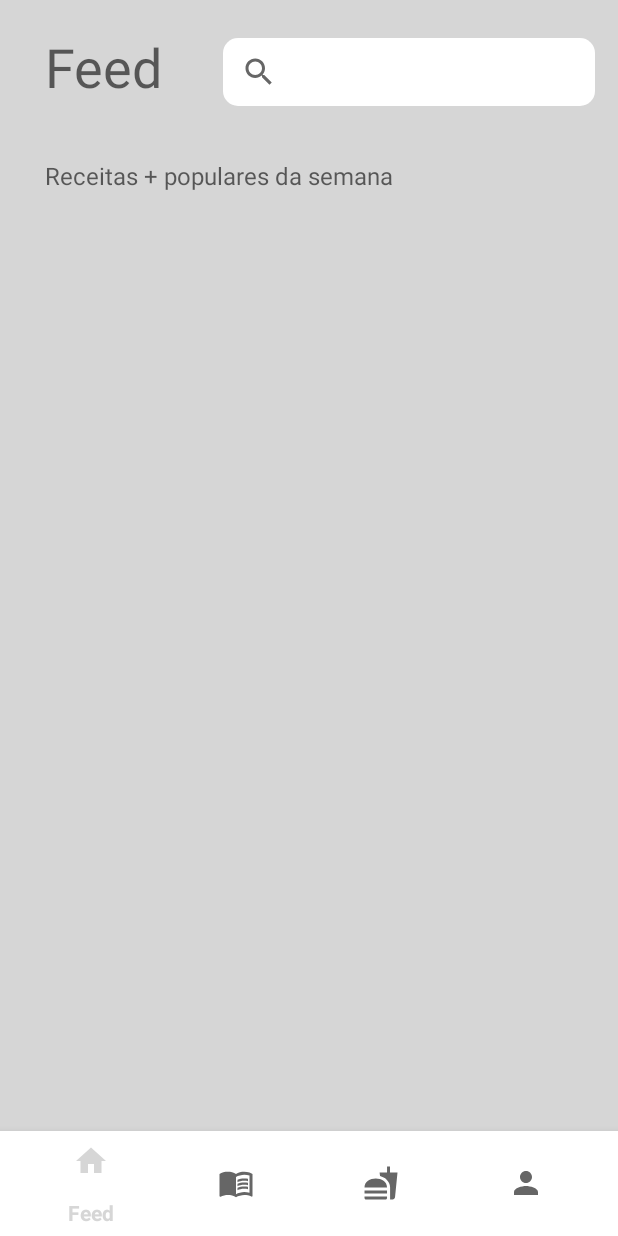
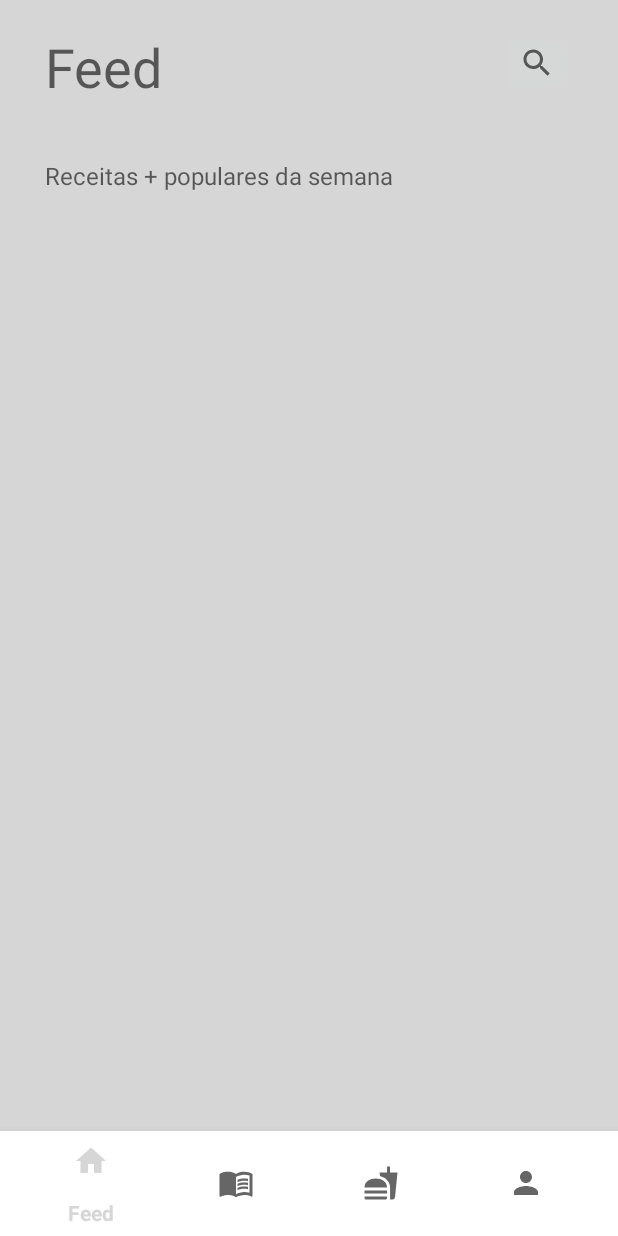
Before and after one commit to LeonardoSteinke/Macaron, an Android app: the FeedFragment screen opened directly, with no data from a screen before it, on a phone screen of 412 x 824 dp. Run offline under Robolectric (Android 15) with nearby library versions, the phone set to English and light mode, and no system bars; our stand-ins replace Room's generated code; pictures from the network do not load; Roboto replaces fonts that are not available here; 3 statements that could not run were skipped.

Commit message:
final changes

```diff
--- a/app/src/main/java/com/example/macaron/fragments/FeedFragment.java
+++ b/app/src/main/java/com/example/macaron/fragments/FeedFragment.java
@@ -4,6 +4,7 @@ import android.os.Bundle;
 import android.view.LayoutInflater;
 import android.view.View;
 import android.view.ViewGroup;
+import android.widget.ImageButton;
 import android.widget.ImageView;
 import android.widget.SearchView;
 import android.widget.TextView;
@@ -27,14 +28,13 @@ import retrofit2.Response;
 
 public class FeedFragment extends Fragment {
 
-    ImageView imgSearch;
     TextView txtFeed;
 
     private View view;
     private RecyclerView recyclerView;
     private List<Receita> receitaList;
     private MyRecipesAdapter myAdapter;
-    private SearchView SV;
+    private ImageButton btnSearch;
 
 
     @Nullable
@@ -42,27 +42,17 @@ public class FeedFragment extends Fragment {
     public View onCreateView(@NonNull LayoutInflater inflater, @Nullable ViewGroup container, @Nullable Bundle savedInstanceState) {
         view = inflater.inflate(R.layout.fragment_feed, container, false);
         initComponents();
-        SV.setOnQueryTextListener(new SearchView.OnQueryTextListener() {
-            @Override
-            public boolean onQueryTextSubmit(String s) {
-                return false;
-            }
 
-            @Override
-            public boolean onQueryTextChange(String s) {
-                myAdapter.getFilter().filter(s);
-                return false;
-            }
-        });
+        btnSearch.setOnClickListener(view -> getParentFragmentManager().beginTransaction().replace(R.id.fragment_container, new SearchFragment()).commit());
 
         return view;
     }
 
     private void initComponents() {
         txtFeed = view.findViewById(R.id.txtFeed);
+        btnSearch = view.findViewById(R.id.btnSearchFeed);
 
         recyclerView = view.findViewById(R.id.RecyclerFeed);
-        SV = view.findViewById(R.id.searchView);
         Call<List<Receita>> call = new RetrofitInitializer().setReceitaService().select();
         call.enqueue(new Callback<List<Receita>>() {
             @Override
--- a/app/src/main/java/retrofit/RetrofitInitializer.java
+++ b/app/src/main/java/retrofit/RetrofitInitializer.java
@@ -16,7 +16,6 @@ public class RetrofitInitializer {
 
     private String baseUrl = "http://localhost:3333";
     private String baseUrl2 = "https://macaron-ddm.herokuapp.com";
-    private String baseUrl3 = "https://192.168.0.16:3333";
 
     public RetrofitInitializer() {
         retrofit = new Retrofit.Builder()
--- a/app/src/main/java/services/IngredienteReceitaService.java
+++ b/app/src/main/java/services/IngredienteReceitaService.java
@@ -22,6 +22,9 @@ public interface IngredienteReceitaService {
     @POST("/receita/ingredientes")
     Call<Ingrediente> cadastrarIngrediente(@Body Ingrediente ingrediente);
 
+    @GET("/receitas/ingredientes/{id}")
+    Call<List<Ingrediente>> searchByName(@Path("id") String ingrediente);
+
     @PUT("/receita/{id}")
     Call<Ingrediente> atualizarIngrediente(@Path("id") int id);
 
--- a/app/src/main/res/layout/fragment_feed.xml
+++ b/app/src/main/res/layout/fragment_feed.xml
@@ -18,16 +18,6 @@
         android:textColor="#99000000"
         android:textSize="36dp"
         app:layout_constraintStart_toStartOf="parent"
-        app:layout_constraintTop_toTopOf="parent" />
-
-    <SearchView
-        android:id="@+id/searchView"
-        android:layout_width="248dp"
-        android:layout_height="45dp"
-        android:layout_marginStart="40dp"
-        android:layout_marginTop="25dp"
-        android:background="@drawable/rounded_edit_text"
-        app:layout_constraintStart_toEndOf="@+id/txtFeed"
         app:layout_constraintTop_toTopOf="parent" />
 
     <TextView
@@ -52,4 +42,14 @@
         app:layout_constraintStart_toStartOf="parent"
         app:layout_constraintTop_toBottomOf="@+id/textView3" />
 
+    <ImageButton
+        android:id="@+id/btnSearchFeed"
+        android:layout_width="wrap_content"
+        android:layout_height="wrap_content"
+        android:layout_marginTop="20dp"
+        android:layout_marginEnd="30dp"
+        app:layout_constraintEnd_toEndOf="parent"
+        app:layout_constraintTop_toTopOf="parent"
+        app:srcCompat="@drawable/ic_baseline_search_24" />
+
 </androidx.constraintlayout.widget.ConstraintLayout>
```
Also changed, not shown: app/src/main/java/com/example/macaron/fragments/RecipeFragment.java (+9 -0 lines), app/src/main/java/com/example/macaron/fragments/SearchFragment.java (added, +165 -0 lines), app/src/main/res/layout/fragment_recipe_search.xml (added, +88 -0 lines).
